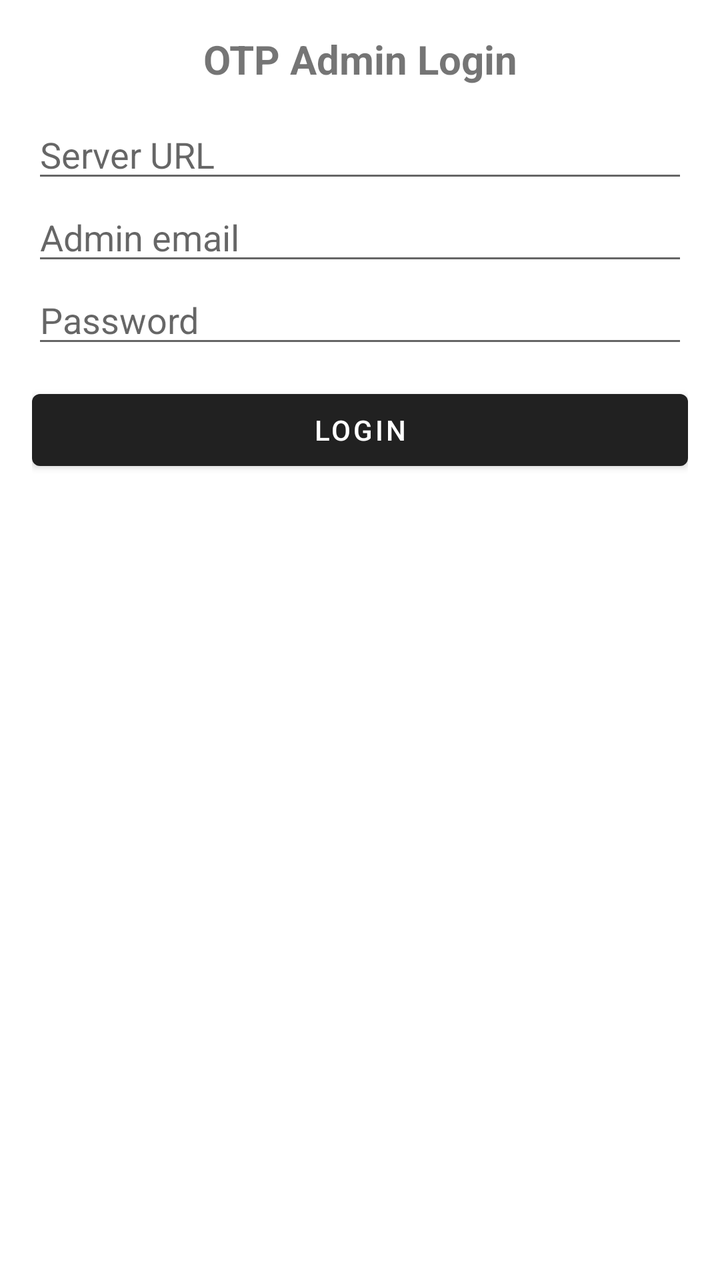
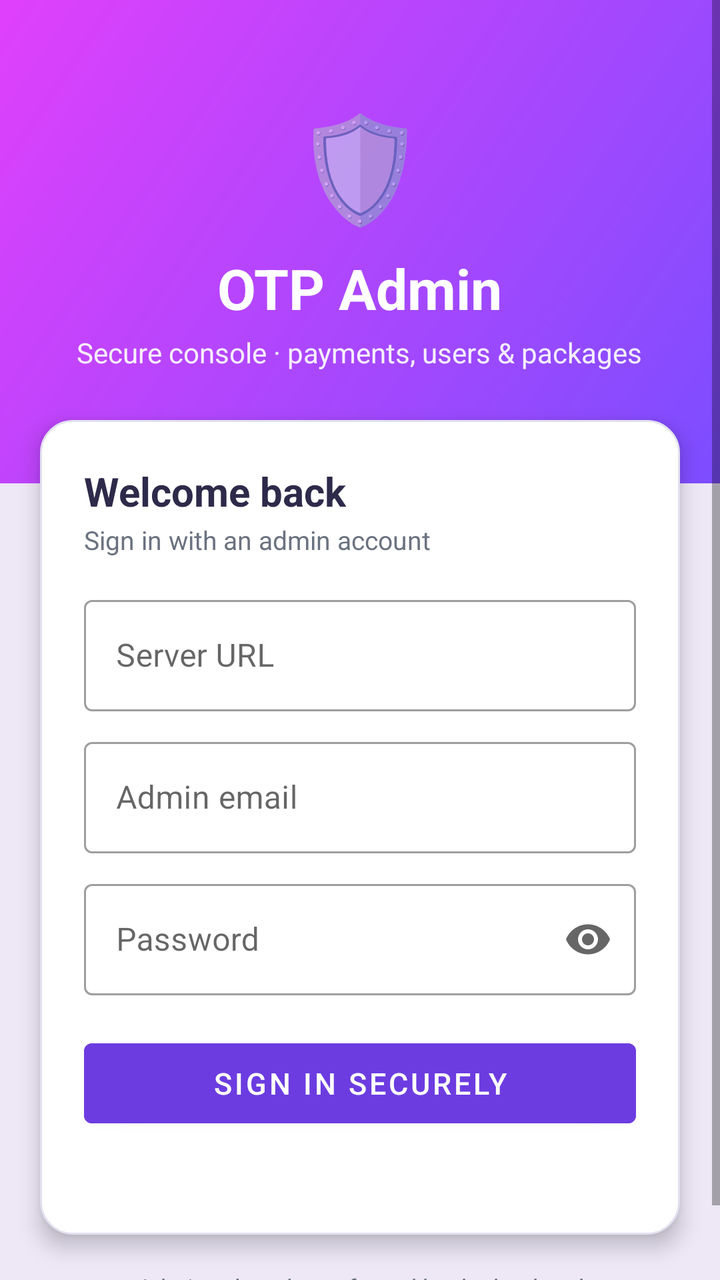

The first picture is an Android layout as it rendered before a commit; the second is the same layout after the commit. The layout source and the unified diff follow.
<!-- AndroidManifest.xml: application theme Theme.OTPFetch -->
<!-- res/layout/activity_admin_auth.xml -->
<?xml version="1.0" encoding="utf-8"?>
<ScrollView xmlns:android="http://schemas.android.com/apk/res/android"
    android:layout_width="match_parent"
    android:layout_height="match_parent"
    android:fillViewport="true">

    <LinearLayout
        android:layout_width="match_parent"
        android:layout_height="wrap_content"
        android:orientation="vertical"
        android:padding="16dp">

        <TextView
            android:layout_width="match_parent"
            android:layout_height="wrap_content"
            android:gravity="center"
            android:text="OTP Admin Login"
            android:textSize="20sp"
            android:textStyle="bold" />

        <EditText
            android:id="@+id/serverInput"
            android:layout_width="match_parent"
            android:layout_height="wrap_content"
            android:layout_marginTop="12dp"
            android:hint="Server URL" />

        <EditText
            android:id="@+id/loginInput"
            android:layout_width="match_parent"
            android:layout_height="wrap_content"
            android:hint="Admin email" />

        <EditText
            android:id="@+id/passInput"
            android:layout_width="match_parent"
            android:layout_height="wrap_content"
            android:hint="Password"
            android:inputType="textPassword" />

        <Button
            android:id="@+id/loginBtn"
            android:layout_width="match_parent"
            android:layout_height="wrap_content"
            android:layout_marginTop="12dp"
            android:text="Login" />

        <TextView
            android:id="@+id/authHint"
            android:layout_width="match_parent"
            android:layout_height="wrap_content"
            android:gravity="center" />
    </LinearLayout>
</ScrollView>
<!-- resources referenced by this layout -->
<resources>
  <style name="Theme.OTPFetch" parent="Theme.MaterialComponents.DayNight.DarkActionBar" />
</resources>

<!-- the commit's change to res/layout/activity_admin_auth.xml (unified diff, before → after) -->
@@ -1,54 +1,157 @@
 <?xml version="1.0" encoding="utf-8"?>
 <ScrollView xmlns:android="http://schemas.android.com/apk/res/android"
+    xmlns:app="http://schemas.android.com/apk/res-auto"
     android:layout_width="match_parent"
     android:layout_height="match_parent"
+    android:background="@color/screen_bg"
     android:fillViewport="true">
 
     <LinearLayout
         android:layout_width="match_parent"
         android:layout_height="wrap_content"
-        android:orientation="vertical"
-        android:padding="16dp">
+        android:orientation="vertical">
+
+        
+        <LinearLayout
+            android:layout_width="match_parent"
+            android:layout_height="wrap_content"
+            android:background="@drawable/bg_header_gradient"
+            android:gravity="center_horizontal"
+            android:orientation="vertical"
+            android:paddingTop="48dp"
+            android:paddingBottom="56dp"
+            android:paddingLeft="24dp"
+            android:paddingRight="24dp">
+
+            <TextView
+                android:layout_width="wrap_content"
+                android:layout_height="wrap_content"
+                android:text="🛡️"
+                android:textSize="52sp" />
+
+            <TextView
+                android:layout_width="wrap_content"
+                android:layout_height="wrap_content"
+                android:layout_marginTop="8dp"
+                android:text="OTP Admin"
+                android:textColor="#FFFFFF"
+                android:textSize="28sp"
+                android:textStyle="bold" />
+
+            <TextView
+                android:layout_width="wrap_content"
+                android:layout_height="wrap_content"
+                android:layout_marginTop="4dp"
+                android:gravity="center"
+                android:text="Secure console · payments, users &amp; packages"
+                android:textColor="#E6FFFFFF"
+                android:textSize="14sp" />
+        </LinearLayout>
+
+        
+        <LinearLayout
+            android:layout_width="match_parent"
+            android:layout_height="wrap_content"
+            android:layout_marginLeft="20dp"
+            android:layout_marginRight="20dp"
+            android:layout_marginTop="-32dp"
+            android:background="@drawable/bg_card"
+            android:elevation="6dp"
+            android:orientation="vertical"
+            android:padding="22dp">
+
+            <TextView
+                android:layout_width="wrap_content"
+                android:layout_height="wrap_content"
+                android:text="Welcome back"
+                android:textColor="@color/title_text"
+                android:textSize="20sp"
+                android:textStyle="bold" />
+
+            <TextView
+                android:layout_width="wrap_content"
+                android:layout_height="wrap_content"
+                android:layout_marginTop="2dp"
+                android:layout_marginBottom="12dp"
+                android:text="Sign in with an admin account"
+                android:textColor="@color/muted_text"
+                android:textSize="13sp" />
+
+            <com.google.android.material.textfield.TextInputLayout
+                android:layout_width="match_parent"
+                android:layout_height="wrap_content"
+                android:layout_marginTop="4dp"
+                android:hint="Server URL"
+                style="@style/Widget.MaterialComponents.TextInputLayout.OutlinedBox">
+
+                <EditText
+                    android:id="@+id/serverInput"
+                    android:layout_width="match_parent"
+                    android:layout_height="wrap_content"
+                    android:inputType="textUri"
+                    android:singleLine="true" />
+            </com.google.android.material.textfield.TextInputLayout>
+
+            <com.google.android.material.textfield.TextInputLayout
+                android:layout_width="match_parent"
+                android:layout_height="wrap_content"
+                android:layout_marginTop="10dp"
+                android:hint="Admin email"
+                style="@style/Widget.MaterialComponents.TextInputLayout.OutlinedBox">
+
+                <EditText
+                    android:id="@+id/loginInput"
+                    android:layout_width="match_parent"
+                    android:layout_height="wrap_content"
+                    android:inputType="textEmailAddress"
+                    android:singleLine="true" />
+            </com.google.android.material.textfield.TextInputLayout>
+
+            <com.google.android.material.textfield.TextInputLayout
+                android:layout_width="match_parent"
+                android:layout_height="wrap_content"
+                android:layout_marginTop="10dp"
+                android:hint="Password"
+                app:endIconMode="password_toggle"
+                style="@style/Widget.MaterialComponents.TextInputLayout.OutlinedBox">
+
+                <EditText
+                    android:id="@+id/passInput"
+                    android:layout_width="match_parent"
+                    android:layout_height="wrap_content"
+                    android:inputType="textPassword"
+                    android:singleLine="true" />
+            </com.google.android.material.textfield.TextInputLayout>
+
+            <Button
+                android:id="@+id/loginBtn"
+                android:layout_width="match_parent"
+                android:layout_height="wrap_content"
+                android:layout_marginTop="18dp"
+                android:backgroundTint="@color/accent_blue"
+                android:minHeight="52dp"
+                android:text="Sign in securely"
+                android:textSize="15sp" />
+
+            <TextView
+                android:id="@+id/authHint"
+                android:layout_width="match_parent"
+                android:layout_height="wrap_content"
+                android:layout_marginTop="10dp"
+                android:gravity="center"
+                android:textColor="@color/muted_text"
+                android:textSize="13sp" />
+        </LinearLayout>
 
         <TextView
-            android:layout_width="match_parent"
+            android:layout_width="wrap_content"
             android:layout_height="wrap_content"
+            android:layout_gravity="center_horizontal"
+            android:layout_marginTop="18dp"
+            android:layout_marginBottom="28dp"
             android:gravity="center"
-            android:text="OTP Admin Login"
-            android:textSize="20sp"
-            android:textStyle="bold" />
-
-        <EditText
-            android:id="@+id/serverInput"
-            android:layout_width="match_parent"
-            android:layout_height="wrap_content"
-            android:layout_marginTop="12dp"
-            android:hint="Server URL" />
-
-        <EditText
-            android:id="@+id/loginInput"
-            android:layout_width="match_parent"
-            android:layout_height="wrap_content"
-            android:hint="Admin email" />
-
-        <EditText
-            android:id="@+id/passInput"
-            android:layout_width="match_parent"
-            android:layout_height="wrap_content"
-            android:hint="Password"
-            android:inputType="textPassword" />
-
-        <Button
-            android:id="@+id/loginBtn"
-            android:layout_width="match_parent"
-            android:layout_height="wrap_content"
-            android:layout_marginTop="12dp"
-            android:text="Login" />
-
-        <TextView
-            android:id="@+id/authHint"
-            android:layout_width="match_parent"
-            android:layout_height="wrap_content"
-            android:gravity="center" />
+            android:text="Admin role only · enforced by the backend"
+            android:textColor="@color/muted_text"
+            android:textSize="12sp" />
     </LinearLayout>
 </ScrollView>
<!-- resource entries referenced after the edit -->
@@ -1,5 +1,37 @@
 <!-- resources referenced by this layout -->
 <resources>
-  <style name="Theme.OTPFetch" parent="Theme.MaterialComponents.DayNight.DarkActionBar" />
+  <color name="accent_blue">#6C3CE0</color>
+  <color name="muted_text">#6B7280</color>
+  <color name="screen_bg">#EDE7F6</color>
+  <color name="title_text">#2D2A4A</color>
+  <!-- drawable bg_card (drawable) -->
+  <?xml version="1.0" encoding="utf-8"?>
+  <shape xmlns:android="http://schemas.android.com/apk/res/android"
+      android:shape="rectangle">
+      <solid android:color="@color/card_bg" />
+      <corners android:radius="16dp" />
+      <stroke android:width="1dp" android:color="@color/stroke" />
+  </shape>
+  <!-- drawable bg_header_gradient (drawable) -->
+  <?xml version="1.0" encoding="utf-8"?>
+  <shape xmlns:android="http://schemas.android.com/apk/res/android"
+      android:shape="rectangle">
+      <gradient
+          android:startColor="@color/header_start"
+          android:endColor="@color/header_end"
+          android:angle="135" />
+  </shape>
+  <style name="Theme.OTPFetch" parent="Theme.MaterialComponents.DayNight.NoActionBar">
+          <item name="colorPrimary">@color/accent_blue</item>
+          <item name="colorPrimaryDark">@color/header_start</item>
+          <item name="colorAccent">@color/accent_pink</item>
+          <item name="android:statusBarColor">@color/header_start</item>
+          <item name="android:windowBackground">@color/screen_bg</item>
+      </style>
+  <color name="card_bg">#FFFFFF</color>
+  <color name="stroke">#E2E0F0</color>
+  <color name="header_start">#7C4DFF</color>
+  <color name="header_end">#E040FB</color>
+  <color name="accent_pink">#E040FB</color>
 </resources>
 
